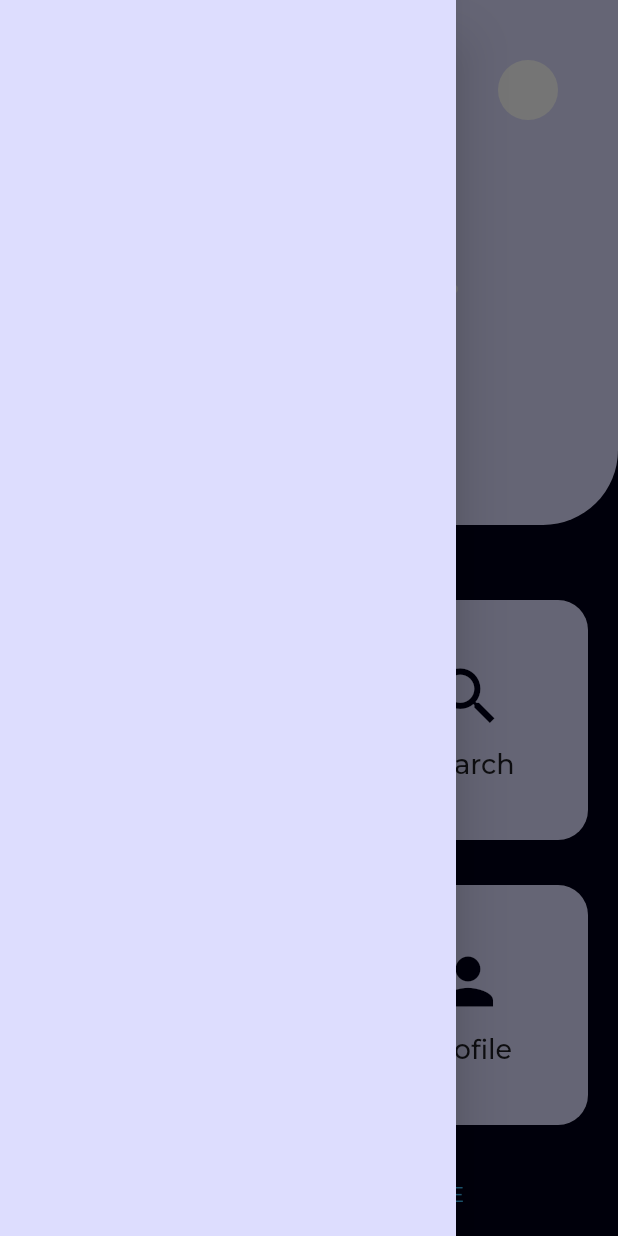
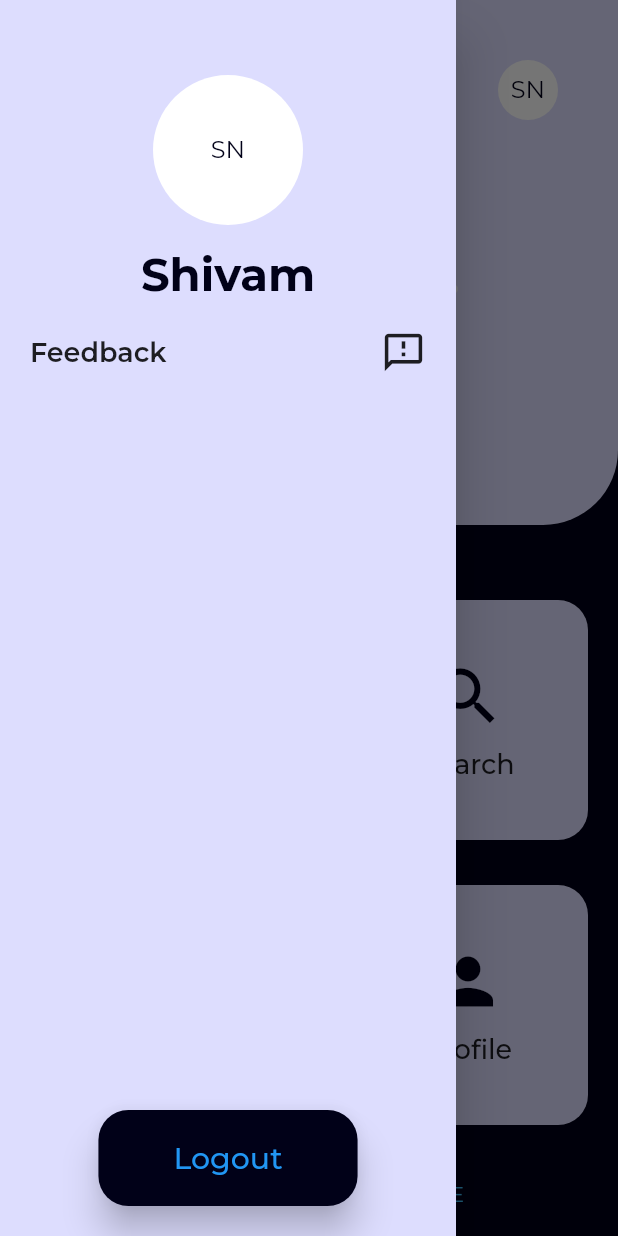
Before and after one commit to djscompute/PlacementCell_Compute, a Flutter app: the HomeScreen screen opened directly, with the side drawer open, on a phone screen of 412 x 824 dp. Run offline on Flutter 3.47's test engine with Material 2 defaults, Android fonts, the phone set to English and light mode, and no system bars; our stand-ins replace google_fonts.

Commit message:
added side bar and some ui changes -shivam

```diff
--- a/lib/main.dart
+++ b/lib/main.dart
@@ -1,8 +1,12 @@
 import 'package:flutter/material.dart';
+import 'package:flutter/services.dart';
 import 'package:placement_cell/screens/splashscreen.dart';
 
 void main() {
-
+  SystemChrome.setPreferredOrientations([
+    DeviceOrientation.portraitUp,
+    DeviceOrientation.portraitDown,
+  ]);
   runApp(const MyApp());
 }
 
--- a/lib/screens/student/homescreen.dart
+++ b/lib/screens/student/homescreen.dart
@@ -1,5 +1,7 @@
 import 'package:flutter/material.dart';
+import 'package:flutter/services.dart';
 import 'package:google_fonts/google_fonts.dart';
+import 'package:placement_cell/utils/Buttons.dart';
 import 'package:placement_cell/utils/Cards.dart';
 
 class HomeScreen extends StatefulWidget {
@@ -56,6 +58,14 @@ class _HomeScreenState extends State<HomeScreen> {
                               color: Colors.white,
                               borderRadius: BorderRadius.circular(20),
                             ),
+                            child: Center(
+                                child: Text(
+                              "SN",
+                              style: GoogleFonts.montserrat(
+                                  color: Color.fromRGBO(1, 1, 24, 1),
+                                  fontSize: 16,
+                                  fontWeight: FontWeight.w400),
+                            )),
                           ),
                         ],
                       ),
@@ -70,7 +80,7 @@ class _HomeScreenState extends State<HomeScreen> {
                           Row(
                             children: [
                               Text(
-                                "Hi, ",
+                                "Hello, ",
                                 style: GoogleFonts.montserrat(
                                   fontSize: 35,
                                   fontWeight: FontWeight.bold,
@@ -157,6 +167,7 @@ class _HomeScreenState extends State<HomeScreen> {
                         size: 50,
                         color: Color.fromRGBO(1, 1, 24, 10),
                       ),
+                      index: 0,
                     ),
                     // apply for companies
                     CardDescription(
@@ -165,7 +176,9 @@ class _HomeScreenState extends State<HomeScreen> {
                         Icons.search,
                         size: 50,
                         color: Color.fromRGBO(1, 1, 24, 10),
-                        )),
+                      ),
+                      index: 1,
+                    ),
                   ],
                 ),
                 const SizedBox(
@@ -181,7 +194,9 @@ class _HomeScreenState extends State<HomeScreen> {
                         Icons.check,
                         size: 50,
                         color: Color.fromRGBO(1, 1, 24, 10),
-                        )),
+                      ),
+                      index: 2,
+                    ),
 
                     // profile
                     CardDescription(
@@ -190,7 +205,9 @@ class _HomeScreenState extends State<HomeScreen> {
                         Icons.person,
                         size: 50,
                         color: const Color.fromRGBO(1, 1, 24, 1),
-                        )),
+                      ),
+                      index: 3,
+                    ),
                   ],
                 ),
               ],
@@ -211,6 +228,7 @@ class _HomeScreenState extends State<HomeScreen> {
       ),
       drawer: const Drawer(
         backgroundColor: Color.fromRGBO(221, 221, 254, 1),
+        child: HomeDrawer(),
       ),
     );
   }
@@ -243,3 +261,79 @@ class _SearchIconState extends State<SearchIcon> {
     );
   }
 }
+
+class HomeDrawer extends StatefulWidget {
+  const HomeDrawer({super.key});
+
+  @override
+  State<HomeDrawer> createState() => _HomeDrawerState();
+}
+
+class _HomeDrawerState extends State<HomeDrawer> {
+  @override
+  Widget build(BuildContext context) {
+    return Stack(
+      children: [
+        Positioned(
+          top: 50,
+          left: 0,
+          right: 0,
+          child: Center(
+            child: Column(
+              children: [
+                Container(
+                  height: 100,
+                  width: 100,
+                  decoration: BoxDecoration(
+                    color: Colors.white,
+                    borderRadius: BorderRadius.circular(50),
+                  ),
+                  child: Center(
+                      child: Text(
+                    "SN",
+                    style: GoogleFonts.montserrat(
+                        color: Color.fromRGBO(1, 1, 24, 1),
+                        fontSize: 16,
+                        fontWeight: FontWeight.w400),
+                  )),
+                ),
+                const SizedBox(
+                  height: 15,
+                ),
+                Text(
+                  "Shivam",
+                  style: GoogleFonts.montserrat(
+                    fontSize: 30,
+                    fontWeight: FontWeight.bold,
+                    color: const Color.fromRGBO(1, 1, 24, 10),
+                  ),
+                ),
+              ],
+            ),
+          ),
+        ),
+        Positioned(
+            top: 220,
+            left: 20,
+            right: 20,
+            child: Row(
+              mainAxisAlignment: MainAxisAlignment.spaceBetween,
+              children: [
+                Text("Feedback",
+                    style: GoogleFonts.montserrat(
+                        fontSize: 18, fontWeight: FontWeight.w600)),
+                const Icon(
+                  Icons.feedback_outlined,
+                  size: 30,
+                ),
+              ],
+            )),
+        Positioned(
+            bottom: 20,
+            left: 0,
+            right: 0,
+            child: Center(child: Mybutton(option: "Logout", number: 1)))
+      ],
+    );
+  }
+}
--- /dev/null
+++ b/lib/utils/Buttons.dart
@@ -0,0 +1,45 @@
+import 'package:flutter/cupertino.dart';
+import 'package:flutter/material.dart';
+import 'package:google_fonts/google_fonts.dart';
+import 'package:placement_cell/screens/student/HomeScreen.dart';
+class Mybutton extends StatefulWidget {
+  String option;
+  int number;
+
+  Mybutton({required this.option, required this.number});
+
+  @override
+  State<Mybutton> createState() => _MybuttonState();
+}
+
+class _MybuttonState extends State<Mybutton> {
+  final screens = [const HomeScreen(), const HomeScreen()];
+
+  @override
+  Widget build(BuildContext context) {
+    return TextButton(
+      style: ButtonStyle(
+        backgroundColor:
+            MaterialStateProperty.all(const Color.fromRGBO(1, 1, 24, 10)),
+        elevation: MaterialStateProperty.all(10.0),
+        padding: MaterialStateProperty.all(
+            const EdgeInsets.fromLTRB(50, 20, 50, 20)),
+        shape: MaterialStateProperty.all<RoundedRectangleBorder>(
+          RoundedRectangleBorder(
+            borderRadius: BorderRadius.circular(
+                20.0), // Add your desired border radius value
+          ),
+        ),
+      ),
+      onPressed: () {
+        Navigator.push(context,
+            MaterialPageRoute(builder: (context) => screens[widget.number]));
+      },
+      child: Text(
+        widget.option,
+        style:
+            GoogleFonts.montserrat(fontSize: 20, fontWeight: FontWeight.w500),
+      ),
+    );
+  }
+}
--- a/lib/utils/Cards.dart
+++ b/lib/utils/Cards.dart
@@ -1,19 +1,32 @@
 import 'package:flutter/material.dart';
 import 'package:google_fonts/google_fonts.dart';
+import 'package:placement_cell/screens/student/Profile.dart';
+import 'package:placement_cell/screens/student/Search.dart';
+import 'package:placement_cell/screens/student/Status.dart';
+import 'package:placement_cell/screens/student/UploadDocs.dart';
 
 class CardDescription extends StatefulWidget {
   final String title;
   final Icon icon;
-  CardDescription({required this.title, required this.icon});
+  final int index;
+  CardDescription(
+      {required this.title, required this.icon, required this.index});
 
   @override
   State<CardDescription> createState() => _CardDescriptionState();
 }
 
 class _CardDescriptionState extends State<CardDescription> {
+  final screens = [UploadDocs(), SearchCompanies(), Status(), ProfileStudent()];
+
   @override
   Widget build(BuildContext context) {
-    return Container(
+    return GestureDetector(
+      onTap: () {
+        Navigator.push(context,
+            MaterialPageRoute(builder: (context) => screens[widget.index]));
+      },
+      child: Container(
         height: 160,
         width: 160,
         decoration: BoxDecoration(
@@ -36,6 +49,7 @@ class _CardDescriptionState extends State<CardDescription> {
             ),
           ],
         ),
+      ),
     );
   }
 }
```
Also changed, not shown: lib/screens/optionscreen.dart (+1 -42 lines), lib/screens/student/AppliedCompanies.dart (+19 -0 lines), lib/screens/student/Profile.dart (added, +19 -0 lines), lib/screens/student/Search.dart (+19 -0 lines), lib/screens/student/Status.dart (+19 -0 lines), lib/screens/student/UploadDocs.dart (+17 -0 lines). Lines whose indentation alone changed are shown as unchanged.
